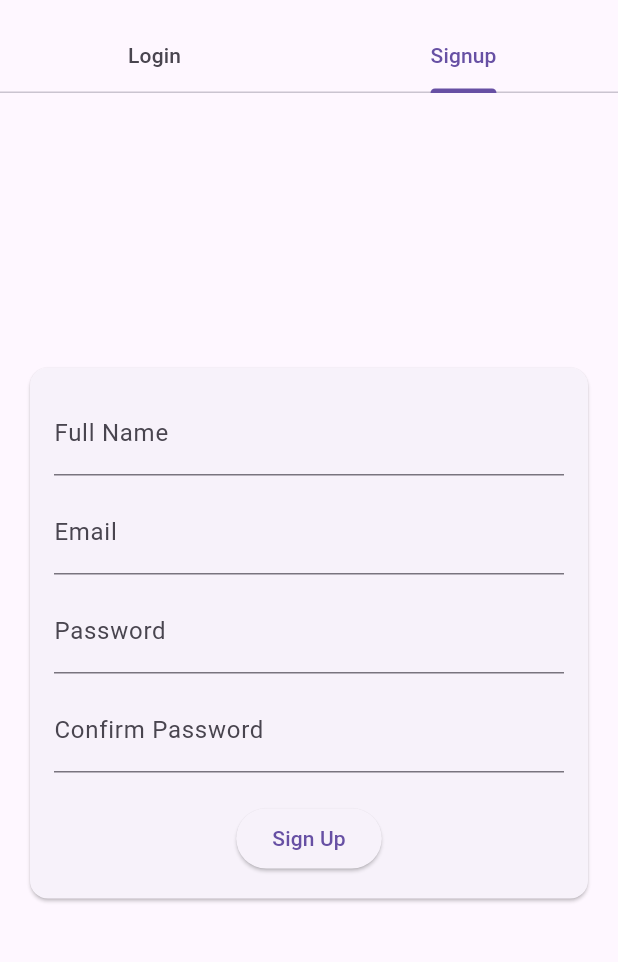
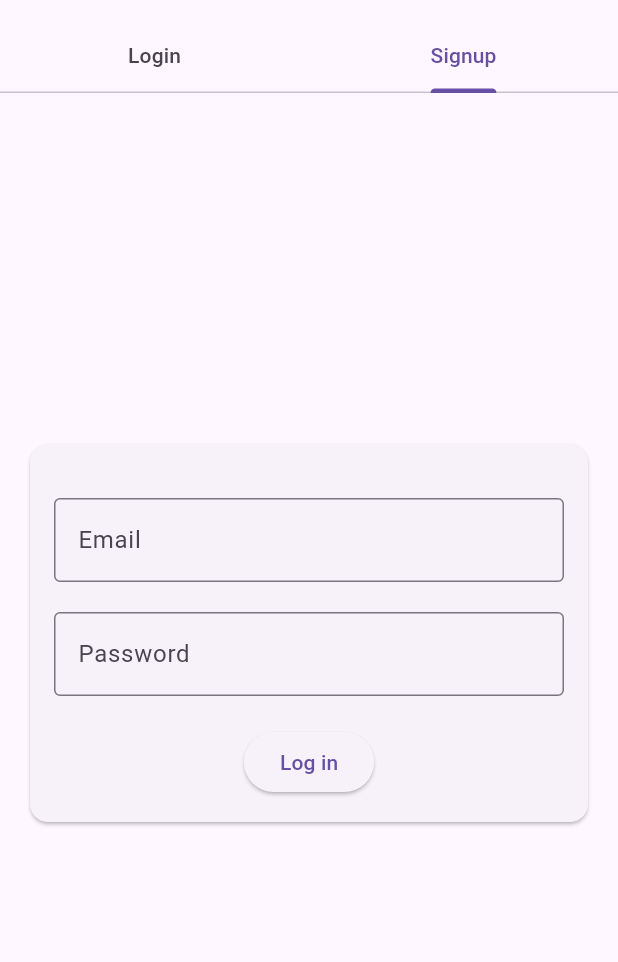
Before and after one commit to St-Daniel-H/LiuClubHouse, a Flutter app: the screen it shows after launch, tab 2 chosen, on a phone screen of 412 x 824 dp, the part 63-1025 px from its top. Run offline on Flutter 3.47's test engine with Material 3 defaults, Android fonts, the phone set to English and light mode, and no system bars; our stand-ins replace shared_preferences.

Commit message:
Improved the UI Design & split functions apart

```diff
--- a/MobileUser/lib/signuppage.dart
+++ b/MobileUser/lib/signuppage.dart
@@ -35,29 +35,33 @@ class _SignUpCardState extends State<SignUpCard> {
   Widget build(BuildContext context) {
     return Center(
       child: Card(
-        margin: const EdgeInsets.all(20.0),
+        margin: EdgeInsets.all(20.0),
         child: Padding(
-          padding: const EdgeInsets.all(16.0),
+          padding: EdgeInsets.all(16.0),
           child: Column(
             mainAxisSize: MainAxisSize.min,
             children: <Widget>[
-              TextField(
-                decoration: const InputDecoration(labelText: 'Full Name'),
+              const SizedBox(height: 20),
+              TextFormField(
+                validator: (value) =>
+                (value == null || value.isEmpty) ? 'Please fill Email' : null,
+                controller: _controllerEmail,
+                keyboardType: TextInputType.emailAddress,
+                decoration: const InputDecoration(
+                  labelText: 'Email',
+                  border: OutlineInputBorder(),
+                ),
               ),
-              SizedBox(height: 10),
-              TextField(
-                decoration: const InputDecoration(labelText: 'Email'),
-              ),
-              SizedBox(height: 10),
-              TextField(
-                decoration: const InputDecoration(labelText: 'Password'),
+              const SizedBox(height: 20),
+              TextFormField(
+                validator: (value) =>
+                (value == null || value.isEmpty) ? 'Please fill Password' : null,
+                controller: _controllerPass,
                 obscureText: true,
-              ),
-              SizedBox(height: 10),
-              TextField(
                 decoration: const InputDecoration(
-                    labelText: 'Confirm Password'),
-                obscureText: true,
+                  labelText: 'Password',
+                  border: OutlineInputBorder(),
+                ),
               ),
               SizedBox(height: 20),
               ElevatedButton(
@@ -74,11 +78,7 @@ class _SignUpCardState extends State<SignUpCard> {
                     );
                   }
                 },
-                child: _loading
-                    ? const CircularProgressIndicator(
-                  valueColor: AlwaysStoppedAnimation<Color>(Colors.white),
-                )
-                    : const Text('Sign Up'),
+                child: Text('Log in'),
               ),
             ],
           ),
```
Also changed, not shown: MobileUser/lib/loginpage.dart (+0 -45 lines).
